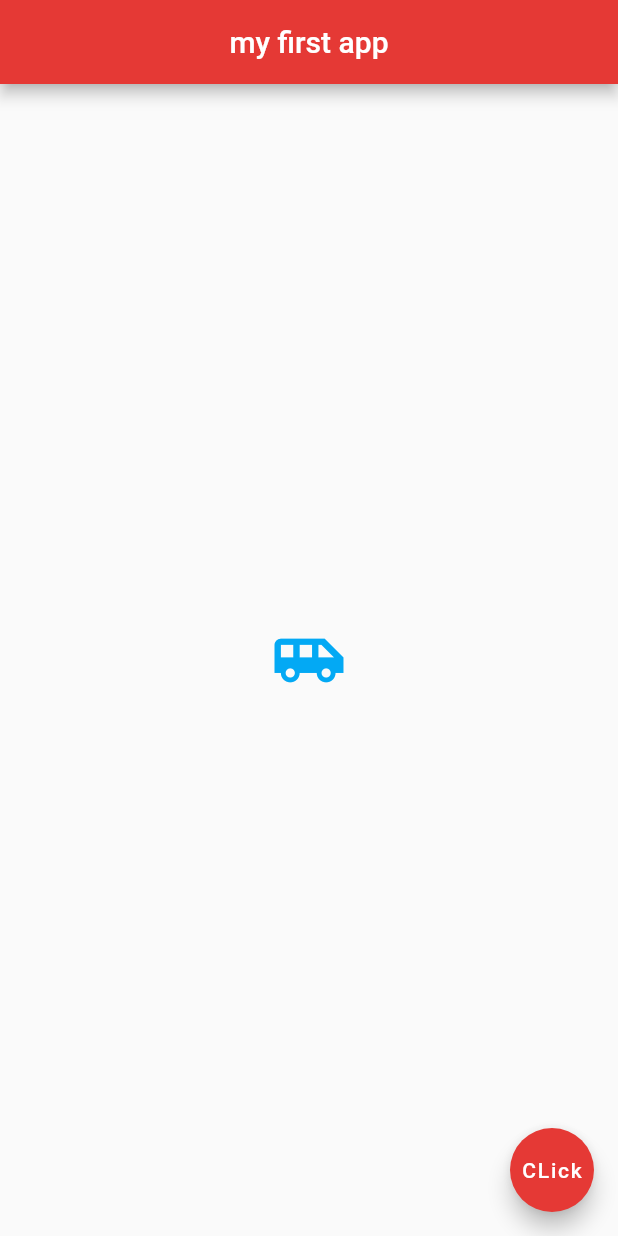
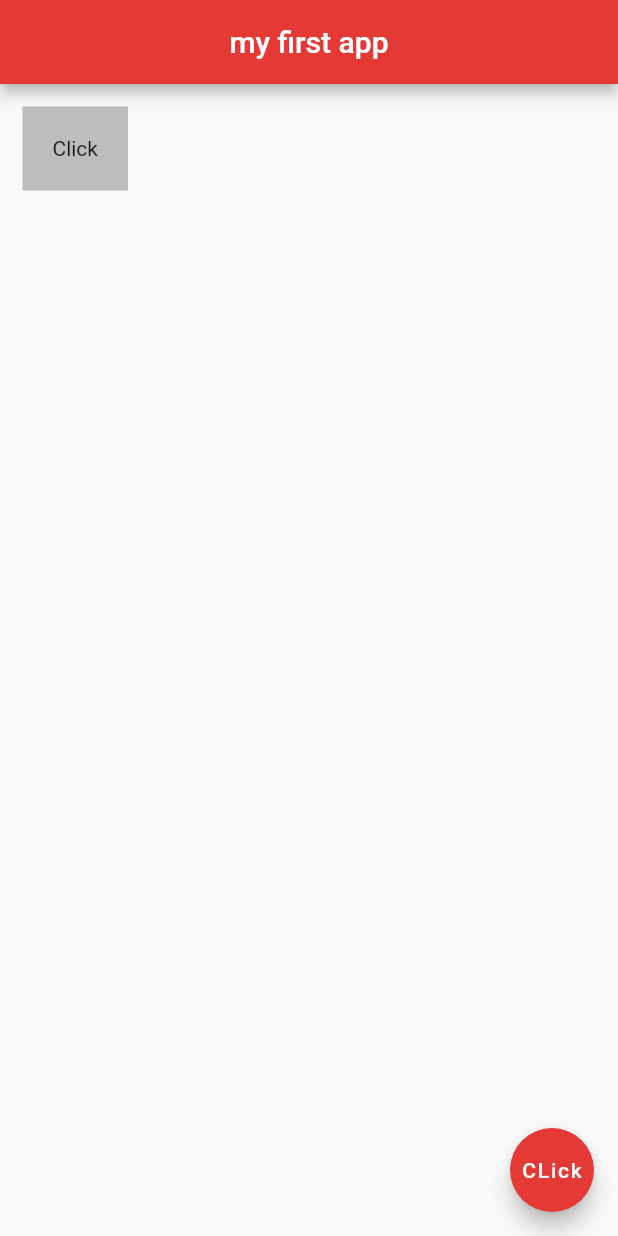
Before and after one commit to mahdibouaziz/flutter_ninja, a Flutter app: the screen it shows after launch, on a phone screen of 412 x 824 dp. Run offline on Flutter 3.47's test engine with Material 2 defaults, Android fonts, the phone set to English and light mode, and no system bars.

Commit message:
Containers, padding and margin

```diff
--- a/lib/main.dart
+++ b/lib/main.dart
@@ -15,14 +15,14 @@ class Home extends StatelessWidget {
         centerTitle: true,
         backgroundColor: Colors.red[600],
       ),
-      body: const Center(
-          child: Icon(
-            Icons.airport_shuttle,
-            color: Colors.lightBlue,
-            size: 50,
-          )),
+      body: Container(
+        color: Colors.grey[400],
+        child: const Text('Click') ,
+        padding: const EdgeInsets.all(20),
+        margin: const EdgeInsets.all(15),
+      ),
       floatingActionButton: FloatingActionButton(
-        onPressed: () {},
+        onPressed: () { },
         child: const Text('CLick'),
         backgroundColor: Colors.red[600],
       ),
```
